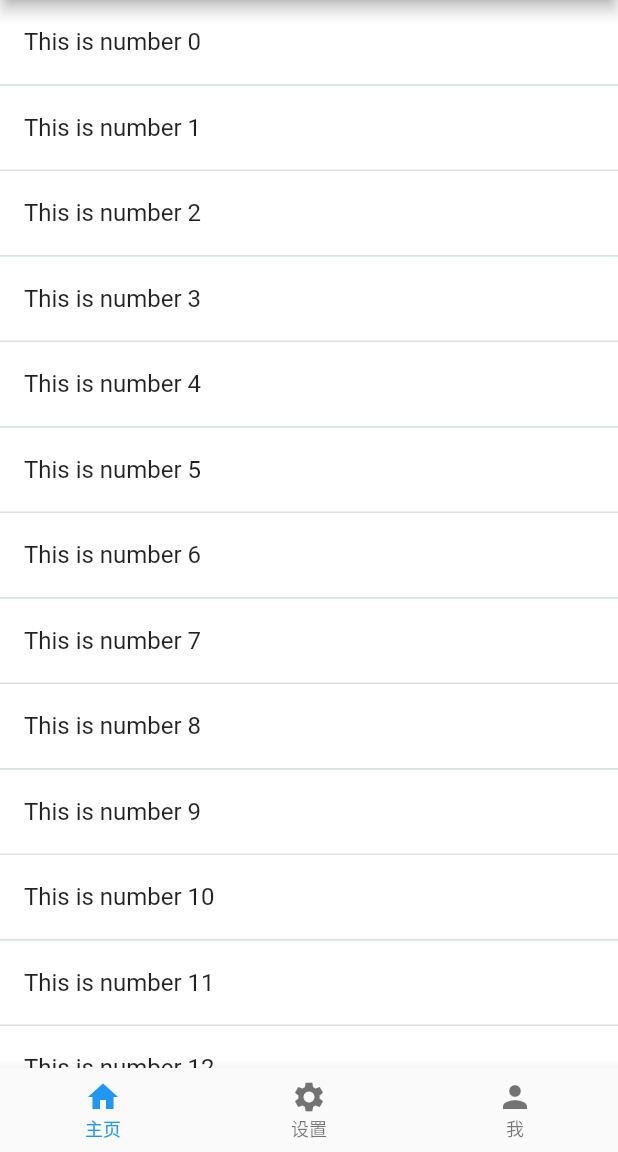
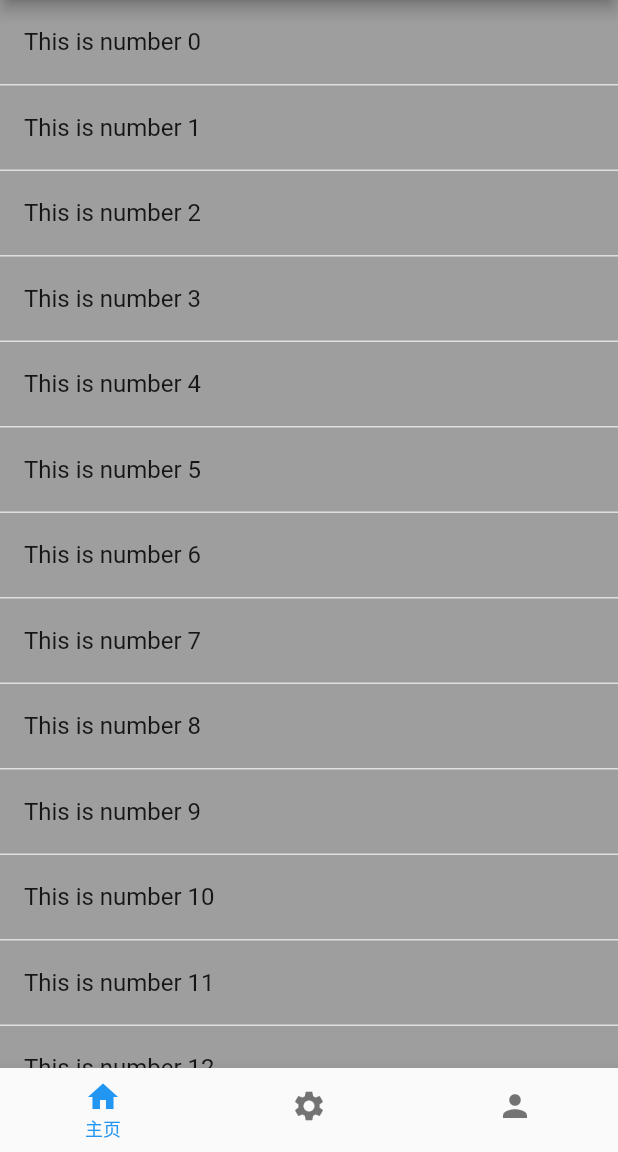
Before and after one commit to w17731138318/flutter, a Flutter app: the screen it shows after launch, on a phone screen of 412 x 824 dp, the part 84-1236 px from its top. Run offline on Flutter 3.47's test engine with Material 2 defaults, Android fonts, the phone set to English and light mode, and no system bars; our stand-ins replace shared_preferences.

```diff
--- a/lib/main.dart
+++ b/lib/main.dart
@@ -85,7 +85,9 @@ class _MainPageState extends State<MainPage> {
         actions: <Widget>[
           IconButton(
             tooltip: '修改主题',
-            icon: const Icon(Icons.color_lens),
+            icon: Icon(
+              Icons.color_lens,
+            ),
             onPressed: () {
               setState(() {
                 _btnIndex = 2;
@@ -105,6 +107,9 @@ class _MainPageState extends State<MainPage> {
         },
         selectedFontSize: 12,
         unselectedFontSize: 12,
+        showSelectedLabels: true,
+        showUnselectedLabels: false,
+        selectedItemColor: Provider.of<AppConfigModel>(context, listen: false).themeMode,
         items: [
           BottomNavigationBarItem(icon: Icon(Icons.home), title: Text('主页')),
           BottomNavigationBarItem(icon: Icon(Icons.settings), title: Text('设置')),
--- a/lib/pages/home/home.dart
+++ b/lib/pages/home/home.dart
@@ -10,7 +10,7 @@ class _HomePageState extends State<HomePage> {
   @override
   Widget build(BuildContext context) {
     return Container(
-      color: Colors.greenAccent,
+      color: Colors.grey,
       child: ListView.builder(
         itemCount: list.length,
         itemBuilder: (context, index) {
@@ -19,10 +19,14 @@ class _HomePageState extends State<HomePage> {
             direction: DismissDirection.endToStart,
             child: Container(
               decoration: BoxDecoration(
-                  color: Colors.white,
+//                color: Colors.white,
                 border: new Border(bottom: BorderSide(color: Colors.grey[300], width: 1.0)),
               ),
-                child: ListTile(title: Text('${list[index]}')),
+              child: ListTile(
+                  title: Text(
+                '${list[index]}',
+//                style: TextStyle(color: Colors.black54),
+              )),
             ),
             background: Container(
               color: Colors.redAccent,
@@ -36,7 +40,8 @@ class _HomePageState extends State<HomePage> {
               });
             },
           );
-          }),
+        },
+      ),
     );
   }
 }
```
Also changed, not shown: 3 other files. Lines whose indentation alone changed are shown as unchanged.
